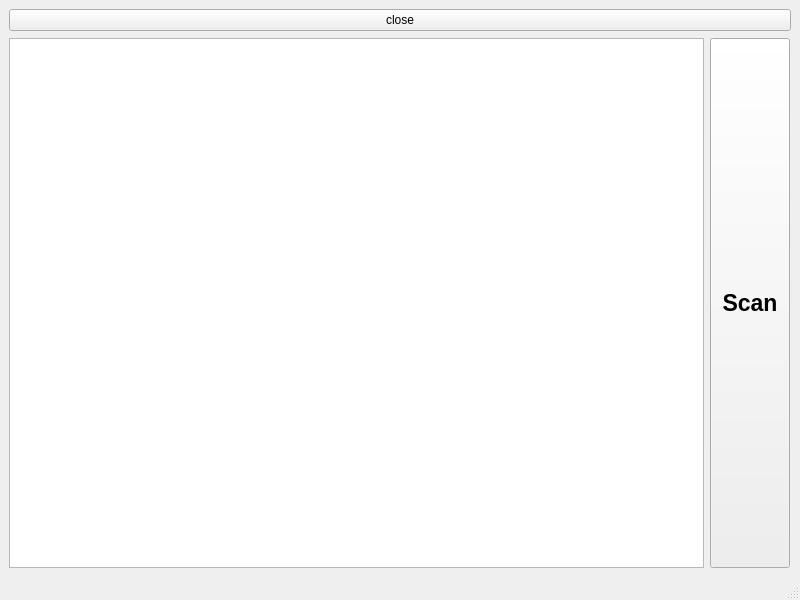
Qt form Fronter/mainwindow.ui (bchuh/StarWars-Companion) before a commit.
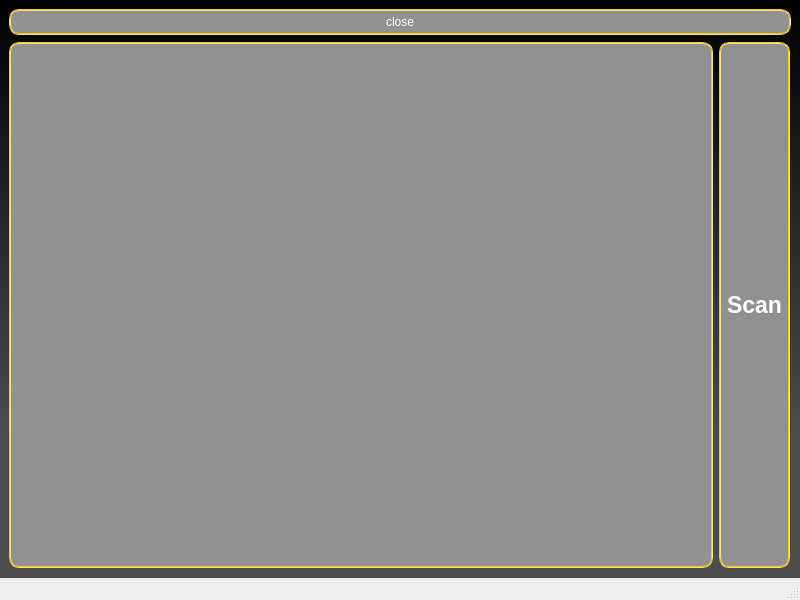
The same form after that commit.

Commit message: update ui style, fix icon loading

Diff of the .ui file:
```diff
--- a/Fronter/mainwindow.ui
+++ b/Fronter/mainwindow.ui
@@ -13,10 +13,20 @@
   <property name="windowTitle">
    <string>MainWindow</string>
   </property>
+  <property name="styleSheet">
+   <string notr="true"/>
+  </property>
   <widget class="QWidget" name="centralwidget">
+   <property name="styleSheet">
+    <string notr="true">background-color: qlineargradient(spread:pad, x1:0, y1:0, x2:0, y2:1, stop:0 rgba(0, 0, 0, 255), stop:0.758427 rgba(76, 76, 76, 255));</string>
+   </property>
    <layout class="QVBoxLayout" name="verticalLayout">
     <item>
      <widget class="QPushButton" name="pushButton_2">
+      <property name="styleSheet">
+       <string notr="true">color: rgb(255, 255, 255);
+border:2px groove black;border-radius:10px;padding:4px 6px;background-color: rgb(145, 145, 145);border-color: rgb(255, 203, 0);</string>
+      </property>
       <property name="text">
        <string>close</string>
       </property>
@@ -37,7 +47,15 @@
        <number>1</number>
       </property>
       <item>
-       <widget class="QGraphicsView" name="graphicsView"/>
+       <widget class="QGraphicsView" name="graphicsView">
+        <property name="styleSheet">
+         <string notr="true">border:2px groove black;
+border-radius:10px;
+padding:4px 6px;
+background-color: rgb(145, 145, 145);
+border-color: rgb(255, 203, 0);</string>
+        </property>
+       </widget>
       </item>
       <item>
        <widget class="QPushButton" name="pushButton">
@@ -54,6 +72,10 @@
           <bold>true</bold>
          </font>
         </property>
+        <property name="styleSheet">
+         <string notr="true">color: rgb(255, 255, 255);
+border:2px groove black;border-radius:10px;padding:4px 6px;background-color: rgb(145, 145, 145);border-color: rgb(255, 203, 0);</string>
+        </property>
         <property name="text">
          <string>Scan</string>
         </property>
```
The commit also changes 13 other files.
